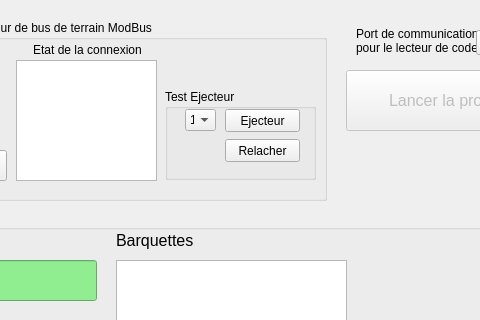
Qt form mainwindow.ui (Quentin2512/Barquette) before a commit; both pictures show x 164 to 644 and y 0 to 320 of the 758 by 464 pixel window.
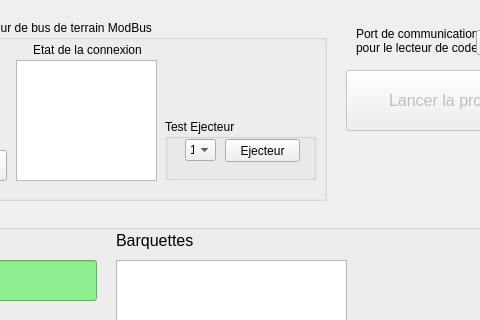
The same form after that commit.

Diff of the .ui file:
```diff
--- a/mainwindow.ui
+++ b/mainwindow.ui
@@ -127,9 +127,9 @@
      <property name="geometry">
       <rect>
        <x>309</x>
-       <y>69</y>
+       <y>99</y>
        <width>151</width>
-       <height>91</height>
+       <height>61</height>
       </rect>
      </property>
      <property name="title">
@@ -178,19 +178,6 @@
        <string>Ejecteur</string>
       </property>
      </widget>
-     <widget class="QPushButton" name="pushButton_relacher">
-      <property name="geometry">
-       <rect>
-        <x>60</x>
-        <y>50</y>
-        <width>75</width>
-        <height>23</height>
-       </rect>
-      </property>
-      <property name="text">
-       <string>Relacher</string>
-      </property>
-     </widget>
     </widget>
     <widget class="QLabel" name="label_idEsclave">
      <property name="geometry">
```
